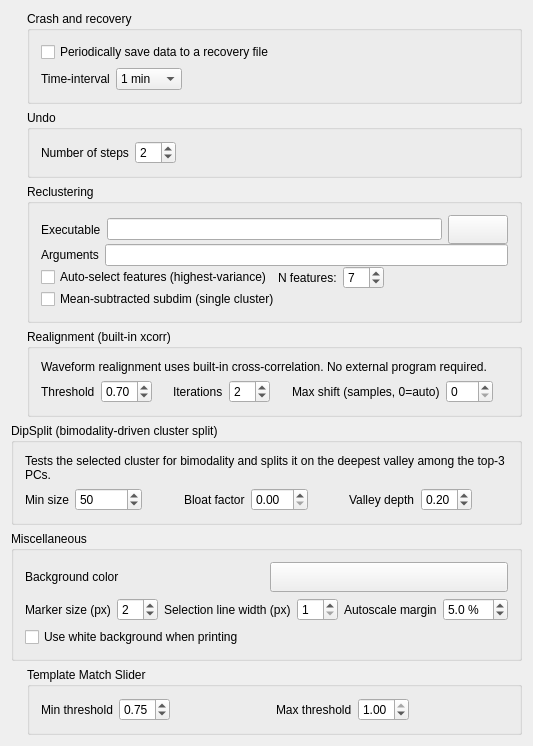
Old version of the form src/klusters/src/prefgenerallayout.ui in the repository Gravios/neurosuite-3.
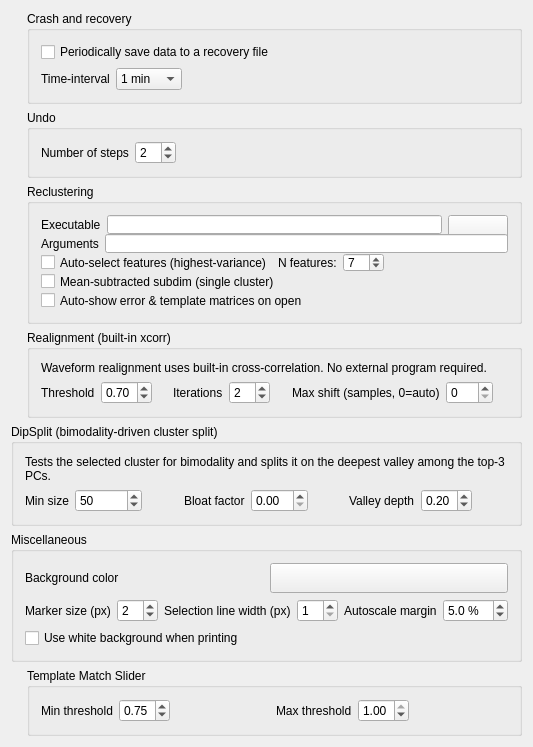
New version of the form. Custom widgets are drawn as their Qt base class.

Commit message: patch79: klusters - auto-show error & template matrices on document open

Patch:
```diff
--- a/src/klusters/src/prefgenerallayout.ui
+++ b/src/klusters/src/prefgenerallayout.ui
@@ -431,6 +431,37 @@
             </item>
            </layout>
           </item>
+          <item>
+           <!-- patch79: auto-show error & template matrices on document open -->
+           <layout class="QHBoxLayout">
+            <item>
+             <widget class="QCheckBox" name="autoShowMatricesOnOpenCheckBox">
+              <property name="text">
+               <string>Auto-show error &amp;&amp; template matrices on open</string>
+              </property>
+              <property name="toolTip">
+               <string>When checked, opening a document automatically creates a Grouping Assistant Display with both the Error Matrix and Template Matrix docks, then triggers an Update Error Matrix to populate them.  Saves the user from manually doing this on every document open.  Combines with the global window-geometry restore (already saved on close) to give a consistent layout across sessions.</string>
+              </property>
+             </widget>
+            </item>
+            <item>
+             <spacer name="spacer_automx">
+              <property name="orientation">
+               <enum>Qt::Horizontal</enum>
+              </property>
+              <property name="sizeType">
+               <enum>QSizePolicy::Expanding</enum>
+              </property>
+              <property name="sizeHint" stdset="0">
+               <size>
+                <width>40</width>
+                <height>20</height>
+               </size>
+              </property>
+             </spacer>
+            </item>
+           </layout>
+          </item>
          </layout>
         </item>
        </layout>
```
Left out of the diff: 1 changed line with no effect on the pictures. The commit also changes 6 other files.
